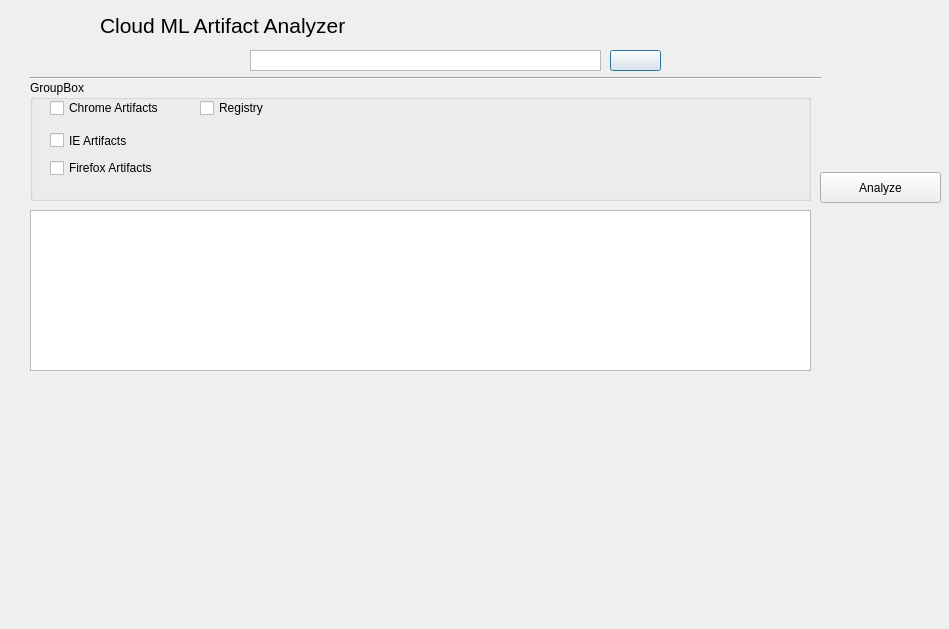
Above: MainWindow.ui from colfax0483/capstone_project before the change. Below: the same form after it.
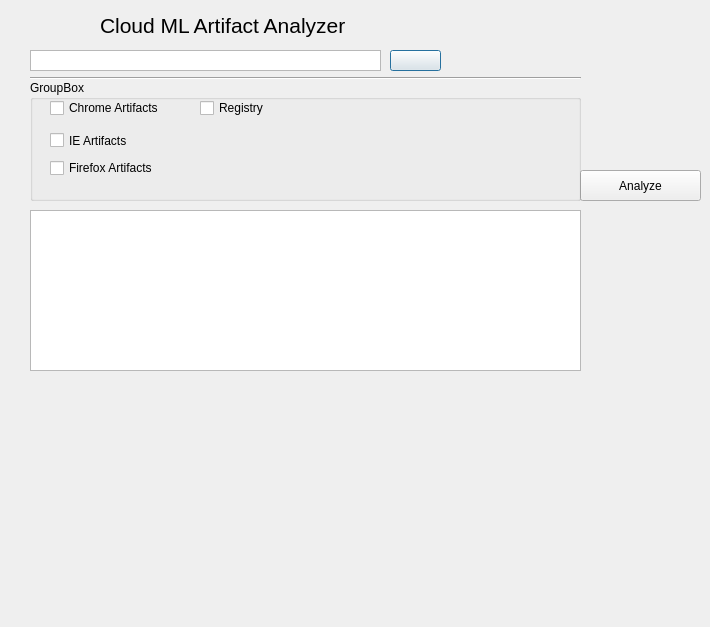
That is the form after the change. Icons and pictures are not drawn.

```diff
--- a/MainWindow.ui
+++ b/MainWindow.ui
@@ -6,8 +6,8 @@
    <rect>
     <x>0</x>
     <y>0</y>
-    <width>949</width>
-    <height>629</height>
+    <width>710</width>
+    <height>627</height>
    </rect>
   </property>
   <property name="windowTitle">
@@ -16,7 +16,7 @@
   <widget class="QPushButton" name="FileLoad">
    <property name="geometry">
     <rect>
-     <x>610</x>
+     <x>390</x>
      <y>50</y>
      <width>51</width>
      <height>21</height>
@@ -35,7 +35,7 @@
     <rect>
      <x>30</x>
      <y>210</y>
-     <width>781</width>
+     <width>551</width>
      <height>161</height>
     </rect>
    </property>
@@ -43,8 +43,8 @@
   <widget class="QPushButton" name="Btn_Analyze">
    <property name="geometry">
     <rect>
-     <x>820</x>
-     <y>172</y>
+     <x>580</x>
+     <y>170</y>
      <width>121</width>
      <height>31</height>
     </rect>
@@ -58,7 +58,7 @@
     <rect>
      <x>30</x>
      <y>80</y>
-     <width>781</width>
+     <width>551</width>
      <height>121</height>
     </rect>
    </property>
@@ -121,7 +121,7 @@
   <widget class="QTextEdit" name="Brw_Dir">
    <property name="geometry">
     <rect>
-     <x>250</x>
+     <x>30</x>
      <y>50</y>
      <width>351</width>
      <height>21</height>
@@ -142,7 +142,7 @@
     <rect>
      <x>30</x>
      <y>70</y>
-     <width>791</width>
+     <width>551</width>
      <height>16</height>
     </rect>
    </property>
```
